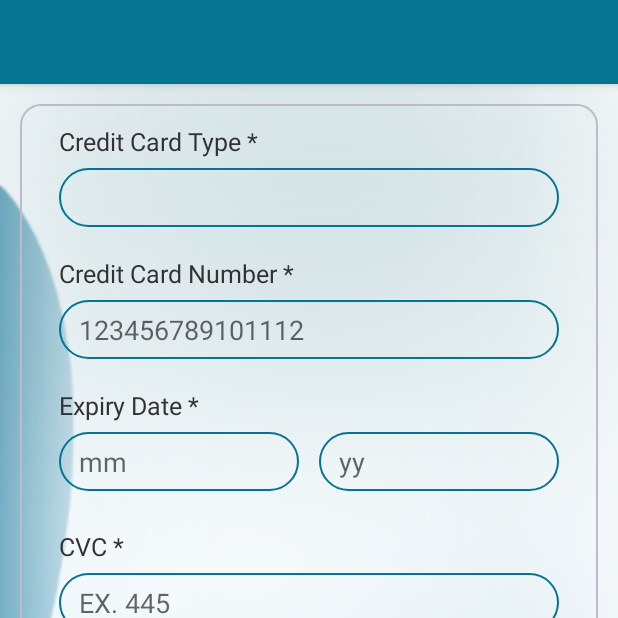
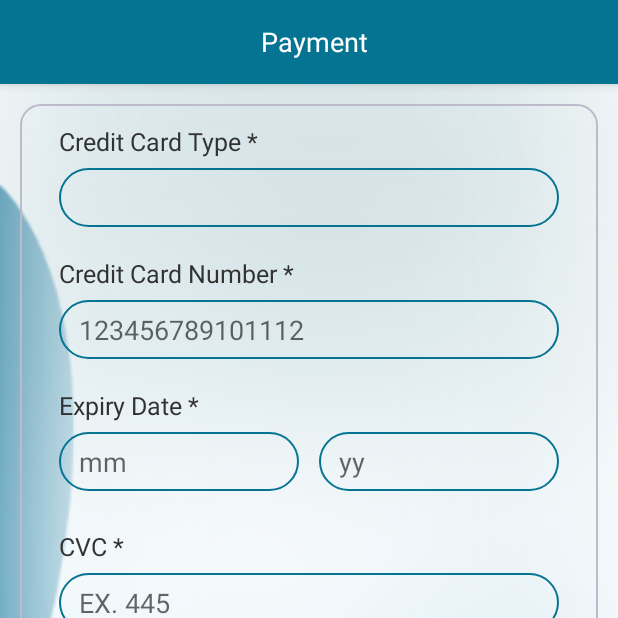
Before and after one commit to BeSolutionsMobile/KonsilAndroid, an Android app: the payment screen opened directly, with no data from a screen before it, on a phone screen of 412 x 824 dp, the top half of it. Run offline under Robolectric (Android 15) with nearby library versions, the light colour scheme and no system bars; our stand-ins replace sdp/ssp sizes.

Commit message:
new commit

```diff
--- a/app/src/main/java/com/besolutions/konsil/scenarios/scenario_payment/controller/loading.java
+++ b/app/src/main/java/com/besolutions/konsil/scenarios/scenario_payment/controller/loading.java
@@ -20,7 +20,6 @@ public class loading {
         dialog.getWindow().setLayout(width, height);
         dialog.show();
 
-
         Handler handler = new Handler();
         handler.postDelayed(new Runnable() {
             public void run() {
--- a/app/src/main/java/com/besolutions/konsil/scenarios/scenario_payment/controller/payment.java
+++ b/app/src/main/java/com/besolutions/konsil/scenarios/scenario_payment/controller/payment.java
@@ -4,6 +4,7 @@ import android.support.v7.app.AppCompatActivity;
 import android.os.Bundle;
 import android.view.View;
 import android.widget.Button;
+import android.widget.TextView;
 
 import com.besolutions.konsil.R;
 
@@ -15,6 +16,10 @@ public class payment extends AppCompatActivity implements View.OnClickListener {
         setContentView(R.layout.payment);
         pay=(Button)findViewById(R.id.pay);
         pay.setOnClickListener(this);
+
+        TextView title =(TextView)findViewById(R.id.title);
+        String Payment = getResources().getString(R.string.payment);
+        title.setText(Payment);
     }
 
     @Override
--- a/app/src/main/res/layout/f_layout_tour.xml
+++ b/app/src/main/res/layout/f_layout_tour.xml
@@ -19,7 +19,7 @@
     <ImageView
         android:layout_width="match_parent"
         android:layout_height="@dimen/_120sdp"
-        android:src="@drawable/konsilnew"/>
+        android:src="@drawable/konzil_logo"/>
     <TextView
         android:layout_width="match_parent"
         android:layout_height="wrap_content"
--- a/app/src/main/res/values/strings.xml
+++ b/app/src/main/res/values/strings.xml
@@ -111,6 +111,7 @@
     <string name="_3_digits_at_the_back_of_your_card">3 digits at the back of your card</string>
     <string name="card_holder_name">Card Holder Name *</string>
     <string name="in_progress">In Progress...</string>
+    <string name="payment">Payment</string>
 
 
 </resources>
```
Also changed, not shown: app/src/main/java/com/besolutions/konsil/scenarios/scenario_request_online_conversation/pattern/conversation_item_adapter.java (+4 -26 lines), app/src/main/res/drawable-xhdpi/konzil_logo.png (deleted), app/src/main/res/drawable-xxhdpi/konzil_logo.png (renamed from app/src/main/res/drawable-xxhdpi/konsilnew.png), 2 other files.
